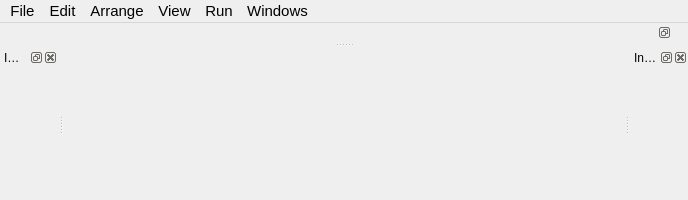
Qt form tools/ve2/UI/MainWindow.ui (TrickPlay/Trickplay) before a commit.
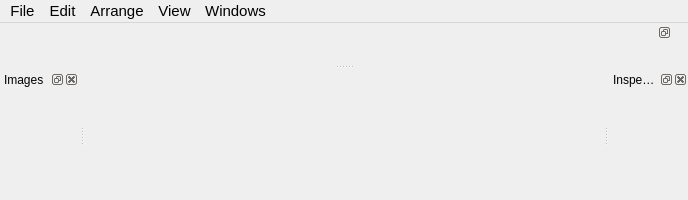
The same form after that commit.

What changed in the file:
```diff
--- a/tools/ve2/UI/MainWindow.ui
+++ b/tools/ve2/UI/MainWindow.ui
@@ -82,13 +82,6 @@
     </property>
     <addaction name="actionEditor"/>
    </widget>
-   <widget class="QMenu" name="menuRun">
-    <property name="title">
-     <string>Run</string>
-    </property>
-    <addaction name="action_Run"/>
-    <addaction name="action_Stop"/>
-   </widget>
    <widget class="QMenu" name="menuEdit">
     <property name="title">
      <string>Edit</string>
@@ -186,7 +179,6 @@
    <addaction name="menuEdit"/>
    <addaction name="menuArrange"/>
    <addaction name="menuView_2"/>
-   <addaction name="menuRun"/>
    <addaction name="menuView"/>
   </widget>
   <widget class="QDockWidget" name="InspectorDock">
@@ -201,8 +193,8 @@
    </property>
    <property name="minimumSize">
     <size>
-     <width>0</width>
-     <height>0</height>
+     <width>79</width>
+     <height>41</height>
     </size>
    </property>
    <property name="font">
@@ -220,7 +212,7 @@
     <set>QDockWidget::AllDockWidgetFeatures</set>
    </property>
    <property name="windowTitle">
-    <string>Inspector : </string>
+    <string>Inspector</string>
    </property>
    <attribute name="dockWidgetArea">
     <number>2</number>
@@ -255,8 +247,8 @@
    </property>
    <property name="minimumSize">
     <size>
-     <width>0</width>
-     <height>0</height>
+     <width>79</width>
+     <height>41</height>
     </size>
    </property>
    <property name="font">
@@ -306,8 +298,8 @@
    </property>
    <property name="minimumSize">
     <size>
-     <width>0</width>
-     <height>0</height>
+     <width>56</width>
+     <height>41</height>
     </size>
    </property>
    <property name="maximumSize">
```
